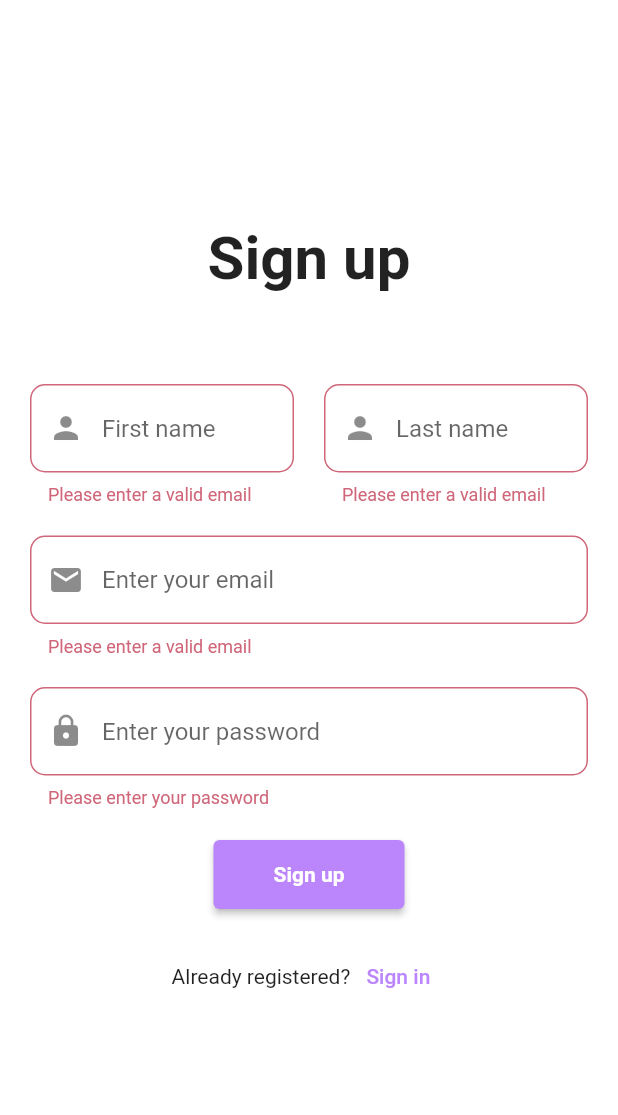
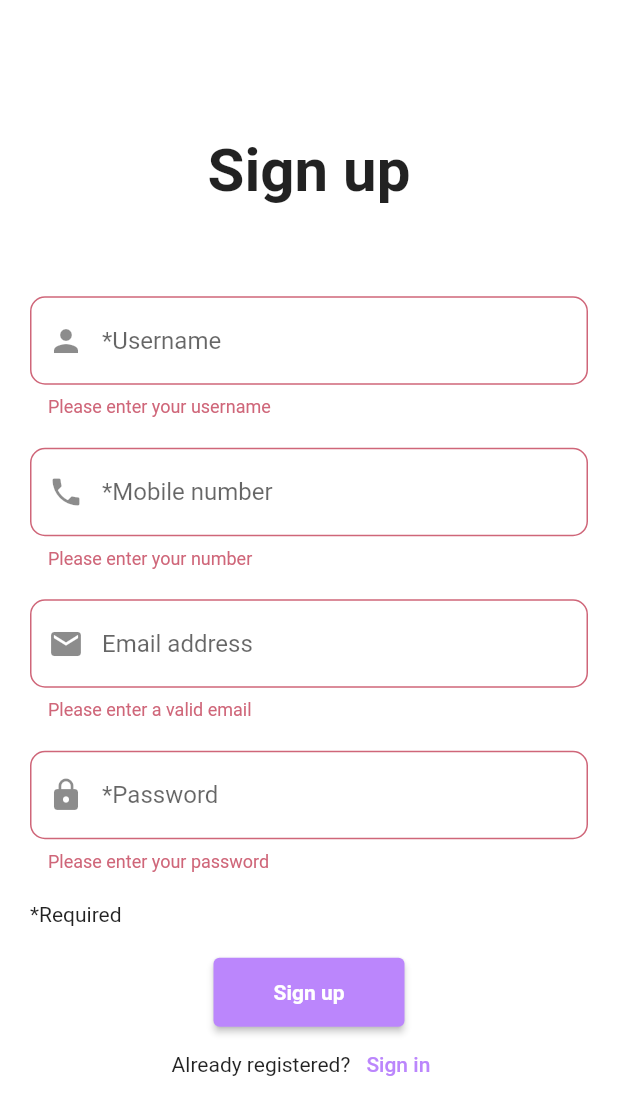
Before and after one commit to GraceYongXM/gaigai-Planner, a Flutter app: the RegisterPage screen opened directly, after a tap on "Sign up", on a phone screen of 412 x 824 dp. Shown: the top 1115 px of the screen. Run offline on Flutter 3.47's test engine with Material 2 defaults, Android fonts, the phone set to English and light mode, and no system bars; our stand-ins replace email_validator.

Commit message:
Editted some validity checks

```diff
--- a/lib/login_page.dart
+++ b/lib/login_page.dart
@@ -46,7 +46,7 @@ class _LoginPageState extends State<LoginPage> {
                     maxLines: 1,
                     decoration: InputDecoration(
                       hintText: 'Username',
-                      prefixIcon: const Icon(Icons.email),
+                      prefixIcon: const Icon(Icons.person),
                       border: OutlineInputBorder(
                         borderRadius: BorderRadius.circular(10),
                       ),
@@ -90,7 +90,7 @@ class _LoginPageState extends State<LoginPage> {
                     ),
                   ),
                   const SizedBox(
-                    height: 20,
+                    height: 10,
                   ),
                   Row(
                     mainAxisAlignment: MainAxisAlignment.center,
--- a/lib/signup_page.dart
+++ b/lib/signup_page.dart
@@ -43,30 +43,18 @@ class _RegisterPageState extends State<RegisterPage> {
                     children: [
                       Expanded(
                         child: TextFormField(
-                          validator: (value) => EmailValidator.validate(value!)
-                              ? null
-                              : "Please enter a valid email",
+                          validator: (value) {
+                            if (value == null || value.isEmpty) {
+                              return "Please enter your username";
+                            } else if (double.tryParse(value.substring(0, 1)) !=
+                                null) {
+                              return "Username must start with a letter";
+                            }
+                            return null;
+                          },
                           maxLines: 1,
                           decoration: InputDecoration(
-                            hintText: 'First name',
-                            prefixIcon: const Icon(Icons.person),
-                            border: OutlineInputBorder(
-                              borderRadius: BorderRadius.circular(10),
-                            ),
-                          ),
-                        ),
-                      ),
-                      const SizedBox(
-                        width: 20,
-                      ),
-                      Expanded(
-                        child: TextFormField(
-                          validator: (value) => EmailValidator.validate(value!)
-                              ? null
-                              : "Please enter a valid email",
-                          maxLines: 1,
-                          decoration: InputDecoration(
-                            hintText: 'Last name',
+                            hintText: '*Username',
                             prefixIcon: const Icon(Icons.person),
                             border: OutlineInputBorder(
                               borderRadius: BorderRadius.circular(10),
@@ -80,12 +68,33 @@ class _RegisterPageState extends State<RegisterPage> {
                     height: 20,
                   ),
                   TextFormField(
+                    validator: (value) {
+                      if (value == null || value.isEmpty) {
+                        return 'Please enter your number';
+                      } else if (value.length != 8) {
+                        return "Please enter a valid number";
+                      }
+                      return null;
+                    },
+                    maxLines: 1,
+                    decoration: InputDecoration(
+                      prefixIcon: const Icon(Icons.phone),
+                      hintText: '*Mobile number',
+                      border: OutlineInputBorder(
+                        borderRadius: BorderRadius.circular(10),
+                      ),
+                    ),
+                  ),
+                  const SizedBox(
+                    height: 20,
+                  ),
+                  TextFormField(
                     validator: (value) => EmailValidator.validate(value!)
                         ? null
                         : "Please enter a valid email",
                     maxLines: 1,
                     decoration: InputDecoration(
-                      hintText: 'Enter your email',
+                      hintText: 'Email address',
                       prefixIcon: const Icon(Icons.email),
                       border: OutlineInputBorder(
                         borderRadius: BorderRadius.circular(10),
@@ -106,7 +115,7 @@ class _RegisterPageState extends State<RegisterPage> {
                     obscureText: true,
                     decoration: InputDecoration(
                       prefixIcon: const Icon(Icons.lock),
-                      hintText: 'Enter your password',
+                      hintText: '*Password',
                       border: OutlineInputBorder(
                         borderRadius: BorderRadius.circular(10),
                       ),
@@ -115,9 +124,39 @@ class _RegisterPageState extends State<RegisterPage> {
                   const SizedBox(
                     height: 20,
                   ),
+                  SizedBox(
+                    child: const Text('*Required', textAlign: TextAlign.left),
+                    width: double.infinity,
+                  ),
+                  const SizedBox(
+                    height: 20,
+                  ),
                   ElevatedButton(
                     onPressed: () {
-                      if (_formKey.currentState!.validate()) {}
+                      if (_formKey.currentState!.validate()) {
+                        showDialog<String>(
+                          context: context,
+                          builder: (BuildContext context) => AlertDialog(
+                            title: const Text('Success'),
+                            content: const Text('You have created an account!'),
+                            actions: <Widget>[
+                              TextButton(
+                                onPressed: () {
+                                  Navigator.pop(context, 'OK');
+                                  Navigator.pushReplacement(
+                                    context,
+                                    MaterialPageRoute(
+                                      builder: (context) =>
+                                          const LoginPage(title: 'Login UI'),
+                                    ),
+                                  );
+                                },
+                                child: const Text('OK'),
+                              ),
+                            ],
+                          ),
+                        );
+                      }
                     },
                     style: ElevatedButton.styleFrom(
                       padding: const EdgeInsets.fromLTRB(40, 15, 40, 15),
@@ -128,9 +167,6 @@ class _RegisterPageState extends State<RegisterPage> {
                         fontWeight: FontWeight.bold,
                       ),
                     ),
-                  ),
-                  const SizedBox(
-                    height: 20,
                   ),
                   Row(
                     mainAxisAlignment: MainAxisAlignment.center,
```
